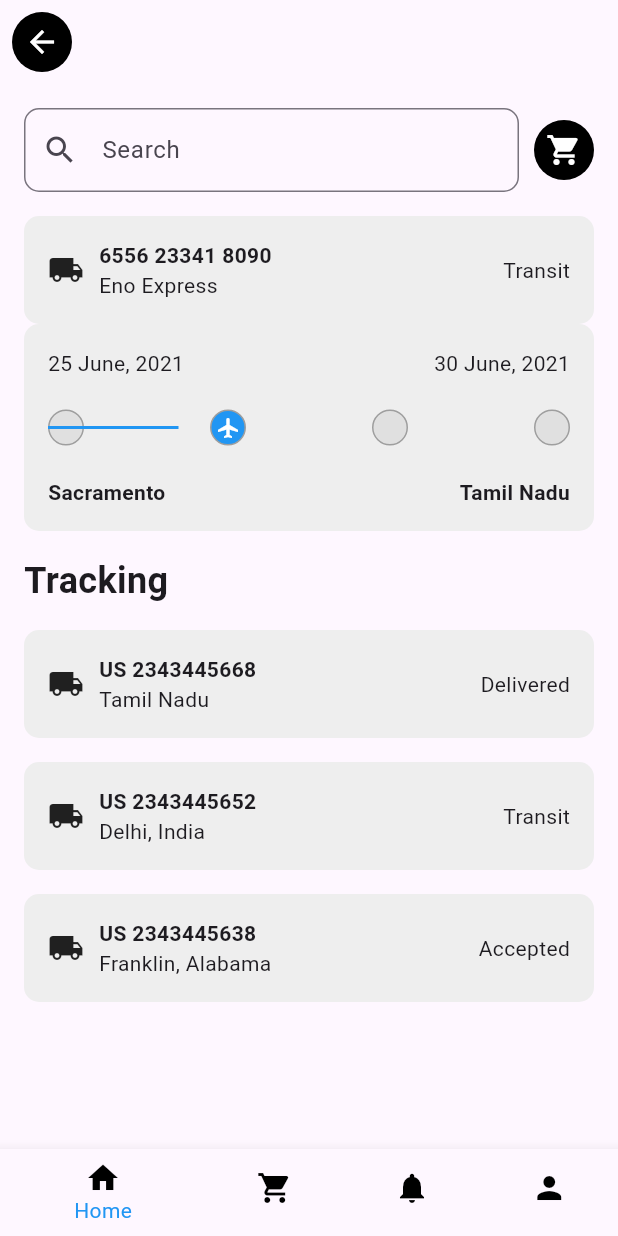
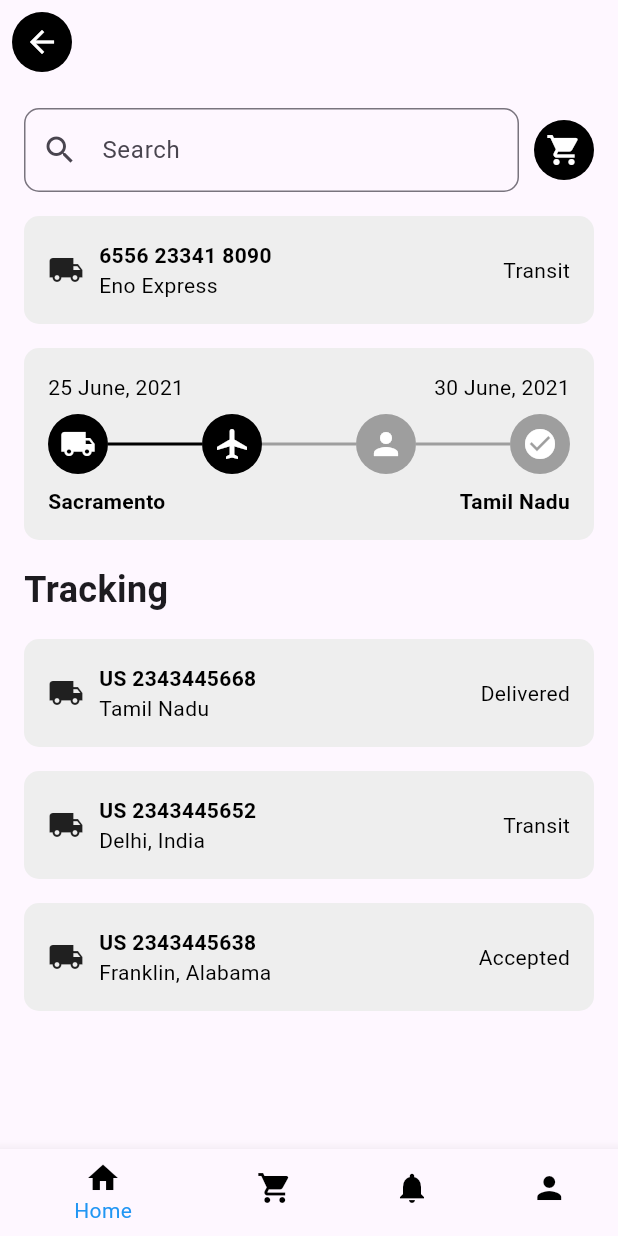
Before and after one commit to KILLERGTG01/Vicuna_pages, a Flutter app: the TrackingPage screen opened directly, on a phone screen of 412 x 824 dp. Run offline on Flutter 3.47's test engine with Material 3 defaults, Android fonts, the phone set to English and light mode, and no system bars.

Commit message:
Transit page completed

```diff
--- a/lib/pages/tracking_page.dart
+++ b/lib/pages/tracking_page.dart
@@ -7,6 +7,8 @@ class TrackingPage extends StatelessWidget {
   Widget build(BuildContext context) {
     return Scaffold(
       appBar: AppBar(
+        backgroundColor: Colors.transparent,
+        elevation: 0,
         leading: Container(
           margin: const EdgeInsets.all(8.0),
           decoration: const BoxDecoration(
@@ -52,7 +54,8 @@ class TrackingPage extends StatelessWidget {
             ),
             const SizedBox(height: 16),
             buildTrackingHeader('6556 23341 8090', 'Eno Express', 'Transit'),
-            buildTrackingTimeline('25 June, 2021', 'Sacramento', '30 June, 2021', 'Tamil Nadu'),
+            const SizedBox(height: 16),
+            buildHorizontalStepper(),
             const SizedBox(height: 16),
             const Text(
               'Tracking',
@@ -107,19 +110,19 @@ class TrackingPage extends StatelessWidget {
             children: [
               Text(
                 trackingCode,
-                style: const TextStyle(fontWeight: FontWeight.bold),
+                style: const TextStyle(fontWeight: FontWeight.bold, color: Colors.black),
               ),
-              Text(carrier),
+              Text(carrier, style: const TextStyle(color: Colors.black)),
             ],
           ),
           const Spacer(),
-          Text(status),
+          Text(status, style: const TextStyle(color: Colors.black)),
         ],
       ),
     );
   }
 
-  Widget buildTrackingTimeline(String startDate, String startLocation, String endDate, String endLocation) {
+  Widget buildHorizontalStepper() {
     return Container(
       padding: const EdgeInsets.all(16.0),
       decoration: BoxDecoration(
@@ -128,48 +131,36 @@ class TrackingPage extends StatelessWidget {
       ),
       child: Column(
         children: [
-          Row(
+          const Row(
             mainAxisAlignment: MainAxisAlignment.spaceBetween,
             children: [
-              Text(startDate),
-              Text(endDate),
-            ],
-          ),
-          const SizedBox(height: 8),
-          Stack(
-            children: [
-              SizedBox(
-                height: 50,
-                child: Row(
-                  mainAxisAlignment: MainAxisAlignment.spaceBetween,
-                  children: List.generate(4, (index) => buildTimelinePoint(index == 1)),
-                ),
-              ),
-              const Positioned.fill(
-                child: Align(
-                  alignment: Alignment.centerLeft,
-                  child: FractionallySizedBox(
-                    widthFactor: 0.25,
-                    child: Divider(
-                      color: Colors.blue,
-                      thickness: 2,
-                    ),
-                  ),
-                ),
-              ),
+              Text('25 June, 2021', style:  TextStyle(color: Colors.black)),
+              Text('30 June, 2021', style:  TextStyle(color: Colors.black)),
             ],
           ),
           const SizedBox(height: 8),
           Row(
+            children: [
+              buildStep(true, Icons.local_shipping),
+              buildLine(true),
+              buildStep(true, Icons.airplanemode_active),
+              buildLine(false),
+              buildStep(false, Icons.person),
+              buildLine(false),
+              buildStep(false, Icons.check_circle),
+            ],
+          ),
+          const SizedBox(height: 8),
+          const Row(
             mainAxisAlignment: MainAxisAlignment.spaceBetween,
             children: [
               Text(
-                startLocation,
-                style: const TextStyle(fontWeight: FontWeight.bold),
+                'Sacramento',
+                style:  TextStyle(fontWeight: FontWeight.bold, color: Colors.black),
               ),
               Text(
-                endLocation,
-                style: const TextStyle(fontWeight: FontWeight.bold),
+                'Tamil Nadu',
+                style:  TextStyle(fontWeight: FontWeight.bold, color: Colors.black),
               ),
             ],
           ),
@@ -178,16 +169,19 @@ class TrackingPage extends StatelessWidget {
     );
   }
 
-  Widget buildTimelinePoint(bool isActive) {
-    return Container(
-      width: 24,
-      height: 24,
-      decoration: BoxDecoration(
-        color: isActive ? Colors.blue : Colors.grey[300],
-        shape: BoxShape.circle,
-        border: Border.all(color: Colors.grey),
+  Widget buildStep(bool isActive, IconData icon) {
+    return CircleAvatar(
+      backgroundColor: isActive ? Colors.black : Colors.grey,
+      child: Icon(icon, color: Colors.white),
+    );
+  }
+
+  Widget buildLine(bool isActive) {
+    return Expanded(
+      child: Container(
+        height: 2,
+        color: isActive ? Colors.black : Colors.grey,
       ),
-      child: isActive ? const Icon(Icons.local_airport, color: Colors.white, size: 16) : null,
     );
   }
 
@@ -208,13 +202,13 @@ class TrackingPage extends StatelessWidget {
             children: [
               Text(
                 trackingCode,
-                style: const TextStyle(fontWeight: FontWeight.bold),
+                style: const TextStyle(fontWeight: FontWeight.bold, color: Colors.black),
               ),
-              Text(location),
+              Text(location, style: const TextStyle(color: Colors.black)),
             ],
           ),
           const Spacer(),
-          Text(status),
+          Text(status, style: const TextStyle(color: Colors.black)),
         ],
       ),
     );
```
